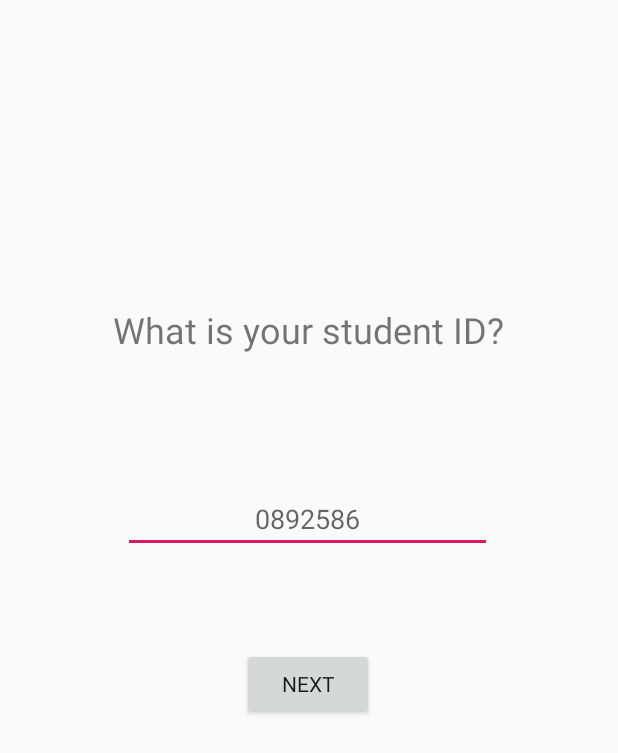
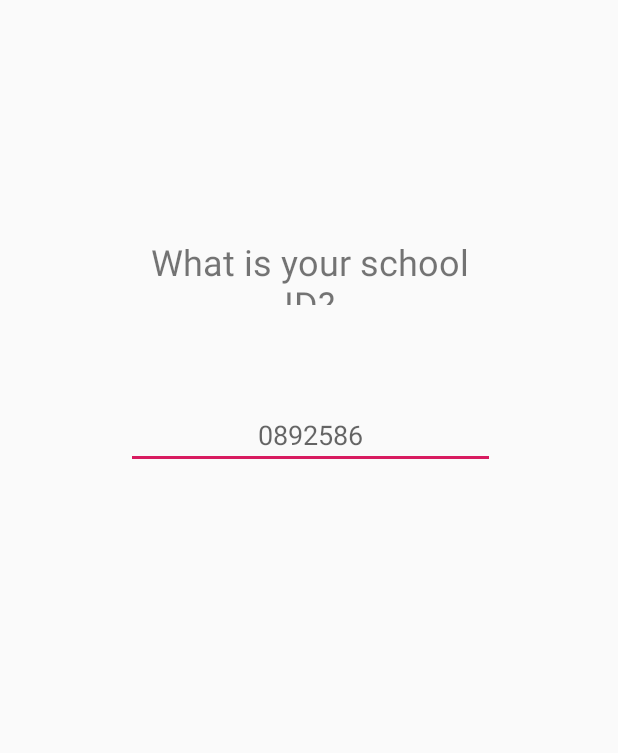
Before and after one commit to Chelsea-Pierre/Technica2019, an Android app: the layout content_ask.xml on its own in the app's theme, with its tools: preview values and no code run, on a phone screen of 412 x 824 dp. Shown: the top 753 px of the screen. Run offline under Robolectric (Android 15) with nearby library versions, the phone set to English and light mode, and no system bars; Roboto replaces fonts that are not available here.

Commit message:
Edited questions and layout

```diff
--- a/app/src/main/java/com/example/technica2019/content_ask.java
+++ b/app/src/main/java/com/example/technica2019/content_ask.java
@@ -18,7 +18,7 @@ public class content_ask extends AppCompatActivity {
     @Override
     protected void onCreate(Bundle savedInstanceState) {
         super.onCreate(savedInstanceState);
-        setContentView(R.layout.content_name);
+        setContentView(R.layout.content_ask);
 
         Button button = findViewById(R.id.button);
 
--- a/app/src/main/java/com/example/technica2019/content_load.java
+++ b/app/src/main/java/com/example/technica2019/content_load.java
@@ -12,7 +12,7 @@ private static int SPLASH_TIME_OUT = 10000;
     @Override
     protected void onCreate(Bundle savedInstanceState) {
         super.onCreate(savedInstanceState);
-        setContentView(R.layout.activity_content_load);
+        setContentView(R.layout.content_name);
 
         new Handler().postDelayed(new Runnable(){
 
--- a/app/src/main/java/com/example/technica2019/content_school.java
+++ b/app/src/main/java/com/example/technica2019/content_school.java
@@ -18,7 +18,7 @@ public class content_school extends AppCompatActivity {
     @Override
     protected void onCreate(Bundle savedInstanceState) {
         super.onCreate(savedInstanceState);
-        setContentView(R.layout.content_name);
+        setContentView(R.layout.content_school);
 
         Button button = findViewById(R.id.button4);
 
--- a/app/src/main/res/layout/content_ask.xml
+++ b/app/src/main/res/layout/content_ask.xml
@@ -10,20 +10,20 @@
 
     <TextView
         android:id="@+id/textView"
-        android:layout_width="269dp"
-        android:layout_height="56dp"
-        android:layout_marginStart="76dp"
-        android:layout_marginTop="203dp"
-        android:layout_marginEnd="77dp"
-        android:layout_marginBottom="101dp"
+        android:layout_width="225dp"
+        android:layout_height="45dp"
+        android:layout_marginStart="64dp"
+        android:layout_marginTop="158dp"
+        android:layout_marginEnd="64dp"
+        android:layout_marginBottom="72dp"
         android:fontFamily="@font/abel"
+        android:text="@string/school_id"
         android:textAlignment="center"
         android:textSize="24sp"
-        app:layout_constraintBottom_toTopOf="@+id/editText"
+        app:layout_constraintBottom_toTopOf="@+id/editText2"
         app:layout_constraintEnd_toEndOf="parent"
         app:layout_constraintStart_toStartOf="parent"
-        app:layout_constraintTop_toTopOf="parent"
-        tools:text="What is your student ID?" />
+        app:layout_constraintTop_toTopOf="parent" />
 
     <EditText
         android:id="@+id/editText"
--- a/app/src/main/res/values/strings.xml
+++ b/app/src/main/res/values/strings.xml
@@ -19,4 +19,7 @@
     <string name="app_title">Class Task</string>
     <string name="uni_enter_hint">Florida International University</string>
     <string name="load">Loading Your Tasks</string>
+    <string name="school_id">What is your school ID?</string>
+
+
 </resources>
```
